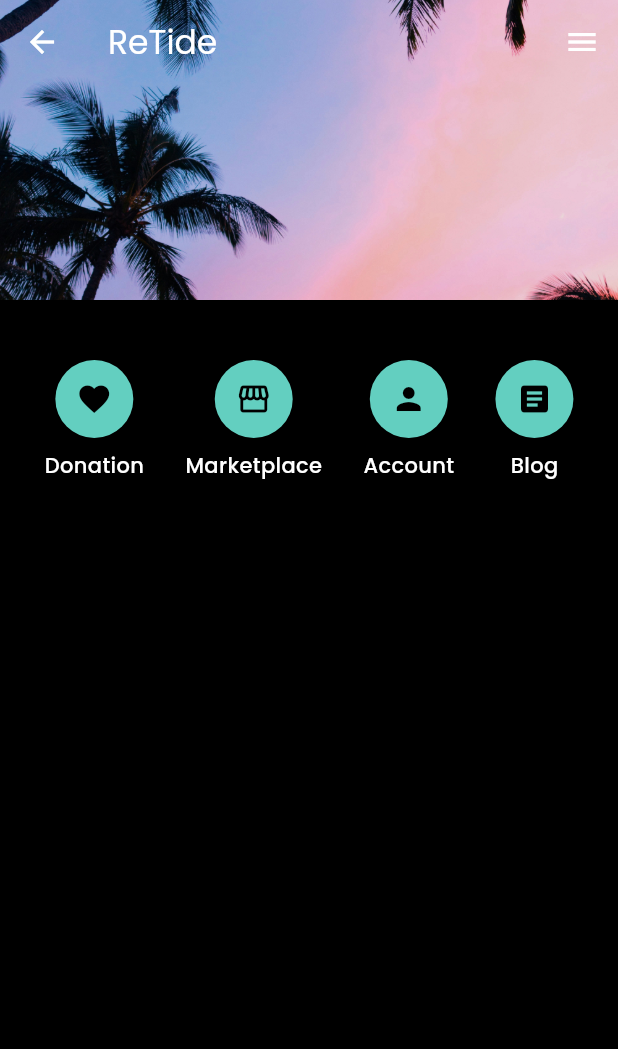
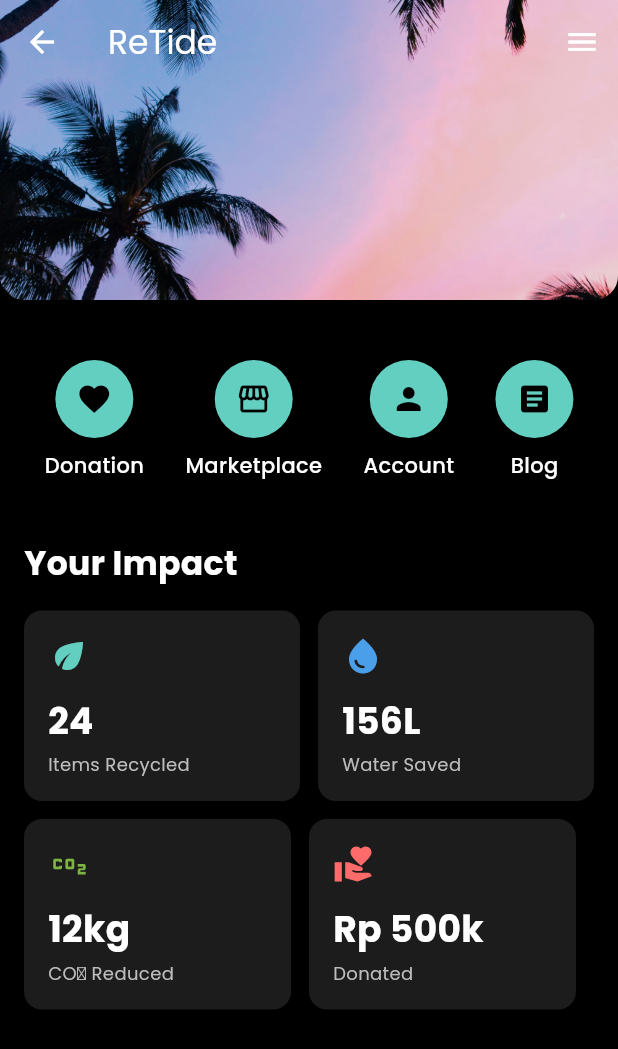
Before and after one commit to Archaniels/ReTide-App, a Flutter app: the HomePage screen opened directly, on a phone screen of 412 x 824 dp. Shown: the top 1049 px of the screen. Run offline on Flutter 3.47's test engine with Material 3 defaults, Android fonts, the phone set to English and light mode, and no system bars; our stand-ins replace google_fonts.

Commit message:
[UPDATE] Pembagusan homepage dengan penambahan impact dashboard

```diff
--- a/lib/pages/HomePage.dart
+++ b/lib/pages/HomePage.dart
@@ -65,6 +65,10 @@ class _HomePageState extends State<HomePage> {
                   ),
                   fit: BoxFit.cover,
                 ),
+                borderRadius: BorderRadius.only(
+                  bottomLeft: Radius.circular(16),
+                  bottomRight: Radius.circular(16),
+                ),
               ),
             ),
           ),
@@ -117,10 +121,115 @@ class _HomePageState extends State<HomePage> {
 
           const SizedBox(height: 24),
 
+        // ============================ Impact Dashboard ============================
+            Padding(
+              padding: const EdgeInsets.symmetric(horizontal: 16.0),
+              child: Column(
+                crossAxisAlignment: CrossAxisAlignment.start,
+                children: [
+                  Text(
+                    'Your Impact',
+                    style: TextStyle(
+                      color: Colors.white,
+                      fontSize: 22,
+                      fontWeight: FontWeight.bold,
+                    ),
+                  ),
+                  const SizedBox(height: 16),
+                  Row(
+                    children: [
+                      Expanded(
+                        child: ImpactCardBuilder(
+                          icon: Icons.eco,
+                          value: '24',
+                          label: 'Items Recycled',
+                          color: Color(0xFF63CFC0),
+                        ),
+                      ),
+                      const SizedBox(width: 12),
+                      Expanded(
+                        child: ImpactCardBuilder(
+                          icon: Icons.water_drop,
+                          value: '156L',
+                          label: 'Water Saved',
+                          color: Color(0xFF4A9FE8),
+                        ),
+                      ),
+                    ],
+                  ),
+                  const SizedBox(height: 12),
+                  Row(
+                    children: [
+                      Expanded(
+                        child: ImpactCardBuilder(
+                          icon: Icons.co2,
+                          value: '12kg',
+                          label: 'CO₂ Reduced',
+                          color: Color(0xFF7CB342),
+                        ),
+                      ),
+                      const SizedBox(width: 12),
+
+                      Expanded(
+                        child: ImpactCardBuilder(
+                          icon: Icons.volunteer_activism,
+                          value: 'Rp 500k',
+                          label: 'Donated',
+                          color: Color(0xFFFF6B6B),
+                        ),
+                      ),
+
+                      const SizedBox(width: 12),
+                    ],
+                  ),
+                ],
+              ),
+            ),
+            // ============================ END ============================
         ],
       ),
     );
   }
+
+   // ============================ Impact Card Builder ============================
+  Widget ImpactCardBuilder({
+    required IconData icon,
+    required String value,
+    required String label,
+    required Color color,
+  }) {
+    return Container(
+      padding: const EdgeInsets.all(16),
+      decoration: BoxDecoration(
+        color: Color.fromARGB(255, 28, 28, 28),
+        borderRadius: BorderRadius.circular(12),
+      ),
+      child: Column(
+        crossAxisAlignment: CrossAxisAlignment.start,
+        children: [
+          Icon(icon, color: color, size: 28),
+          const SizedBox(height: 12),
+          Text(
+            value,
+            style: TextStyle(
+              color: Colors.white,
+              fontSize: 24,
+              fontWeight: FontWeight.bold,
+            ),
+          ),
+          const SizedBox(height: 4),
+          Text(
+            label,
+            style: TextStyle(
+              color: Colors.grey[400],
+              fontSize: 12,
+            ),
+          ),
+        ],
+      ),
+    );
+  }
+  // ============================ END ============================
 
   // ============================ Reusable Feature Widget ============================
   Widget FeatureButton(
```
